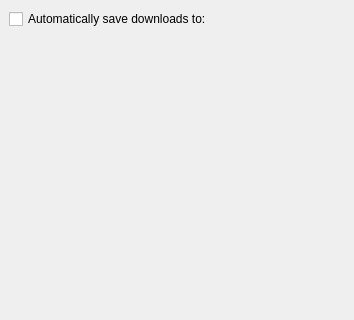
The window that conf/dlgdirectories.ui (KDE/kget) describes before a commit, drawn with Qt 5.
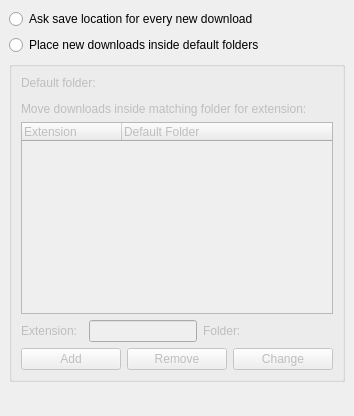
The same window after the commit. Custom widgets are drawn as their Qt base class.

Commit message:
Improve folder config dialog: * rewrite all things from the old KGet and improve it * respect the default folder config when adding a new download
All is working fine for me, but I have two small problems:
* saving the list does happen for now after every change. I got it not working with Apply / Ok buttons. That means that after a list change the Apply button is not enabled.
* KConfigDialogManager complains about for example buttons in the config dialog:
kdecore (KConfigDialogManager): Widget 'removeButton' (QPushButton) remains unmanaged.

Any hints would be welcome ;)

The edit to the form file:
```diff
--- a/conf/dlgdirectories.ui
+++ b/conf/dlgdirectories.ui
@@ -6,7 +6,7 @@
     <x>0</x>
     <y>0</y>
     <width>354</width>
-    <height>320</height>
+    <height>416</height>
    </rect>
   </property>
   <property name="windowTitle" >
@@ -20,19 +20,156 @@
     <number>6</number>
    </property>
    <item>
-    <widget class="QCheckBox" name="kcfg_UseDefaultDirectory" >
+    <widget class="QRadioButton" name="askRadioButton" >
      <property name="text" >
-      <string>Automatically save downloads to:</string>
+      <string>Ask save location for every new download</string>
      </property>
     </widget>
    </item>
    <item>
-    <widget class="KUrlRequester" name="kcfg_DefaultDirectory">
-     <property name="mode" >
-      <enum>KFile::Directory | KFile::ExistingOnly | KFile::LocalOnly</enum>
+    <widget class="QRadioButton" name="kcfg_UseDefaultDirectory" >
+     <property name="text" >
+      <string>Place new downloads inside default folders</string>
      </property>
     </widget>
    </item>
+   <item>
+    <widget class="QGroupBox" name="defaultFolderGroupBox" >
+     <property name="enabled" >
+      <bool>false</bool>
+     </property>
+     <property name="title" >
+      <string/>
+     </property>
+     <layout class="QVBoxLayout" >
+      <property name="margin" >
+       <number>9</number>
+      </property>
+      <property name="spacing" >
+       <number>6</number>
+      </property>
+      <item>
+       <widget class="QLabel" name="defaultFolderLabel" >
+        <property name="text" >
+         <string>Default folder:</string>
+        </property>
+       </widget>
+      </item>
+      <item>
+       <widget class="KUrlRequester" name="defaultFolderRequester" />
+      </item>
+      <item>
+       <widget class="QLabel" name="matchingExtensionLabel" >
+        <property name="text" >
+         <string>Move downloads inside matching folder for extension:</string>
+        </property>
+       </widget>
+      </item>
+      <item>
+       <widget class="QTreeWidget" name="folderForExtensionList" >
+        <property name="rootIsDecorated" >
+         <bool>false</bool>
+        </property>
+        <property name="allColumnsShowFocus" >
+         <bool>true</bool>
+        </property>
+        <column>
+         <property name="text" >
+          <string>Extension</string>
+         </property>
+        </column>
+        <column>
+         <property name="text" >
+          <string>Default Folder</string>
+         </property>
+        </column>
+       </widget>
+      </item>
+      <item>
+       <layout class="QHBoxLayout" >
+        <property name="margin" >
+         <number>0</number>
+        </property>
+        <property name="spacing" >
+         <number>6</number>
+        </property>
+        <item>
+         <widget class="QLabel" name="extensionLabel" >
+          <property name="text" >
+           <string>Extension:</string>
+          </property>
+         </widget>
+        </item>
+        <item>
+         <widget class="QLineEdit" name="extensionLineEdit" >
+          <property name="sizePolicy" >
+           <sizepolicy>
+            <hsizetype>1</hsizetype>
+            <vsizetype>0</vsizetype>
+            <horstretch>0</horstretch>
+            <verstretch>0</verstretch>
+           </sizepolicy>
+          </property>
+         </widget>
+        </item>
+        <item>
+         <widget class="QLabel" name="folderLabel" >
+          <property name="text" >
+           <string>Folder:</string>
+          </property>
+         </widget>
+        </item>
+        <item>
+         <widget class="KUrlRequester" name="folderForExtensionRequester" >
+          <property name="sizePolicy" >
+           <sizepolicy>
+            <hsizetype>5</hsizetype>
+            <vsizetype>0</vsizetype>
+            <horstretch>0</horstretch>
+            <verstretch>0</verstretch>
+           </sizepolicy>
+          </property>
+         </widget>
+        </item>
+       </layout>
+      </item>
+      <item>
+       <layout class="QHBoxLayout" >
+        <property name="margin" >
+         <number>0</number>
+        </property>
+        <property name="spacing" >
+         <number>6</number>
+        </property>
+        <item>
+         <widget class="QPushButton" name="addButton" >
+          <property name="text" >
+           <string>Add</string>
+          </property>
+         </widget>
+        </item>
+        <item>
+         <widget class="QPushButton" name="removeButton" >
+          <property name="text" >
+           <string>Remove</string>
+          </property>
+         </widget>
+        </item>
+        <item>
+         <widget class="QPushButton" name="changeButton" >
+          <property name="enabled" >
+           <bool>false</bool>
+          </property>
+          <property name="text" >
+           <string>Change</string>
+          </property>
+         </widget>
+        </item>
+       </layout>
+      </item>
+     </layout>
+    </widget>
+   </item>
    <item>
     <spacer>
      <property name="orientation" >
@@ -43,8 +180,8 @@
      </property>
      <property name="sizeHint" >
       <size>
-       <width>200</width>
-       <height>20</height>
+       <width>336</width>
+       <height>16</height>
       </size>
      </property>
     </spacer>
```
Left out of the diff: 19 changed lines with no effect on the pictures. The commit also changes 8 other files.
